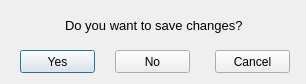
First picture: the form in ui/close.ui, repository ParkerMc/minecraft-map-gen, before the edit.
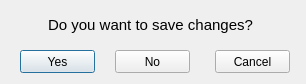
Second picture: the form after the edit. Icons and pictures are not drawn.

```diff
--- a/ui/close.ui
+++ b/ui/close.ui
@@ -59,20 +59,23 @@
   <widget class="QLabel" name="label">
    <property name="geometry">
     <rect>
-     <x>65</x>
+     <x>5</x>
      <y>15</y>
-     <width>181</width>
+     <width>291</width>
      <height>20</height>
     </rect>
    </property>
    <property name="font">
     <font>
-     <pointsize>10</pointsize>
+     <pointsize>11</pointsize>
     </font>
    </property>
    <property name="text">
     <string>Do you want to save changes?</string>
    </property>
+   <property name="alignment">
+    <set>Qt::AlignCenter</set>
+   </property>
   </widget>
  </widget>
  <resources/>
```
Left out of the diff: 16 changed lines with no effect on the pictures.
